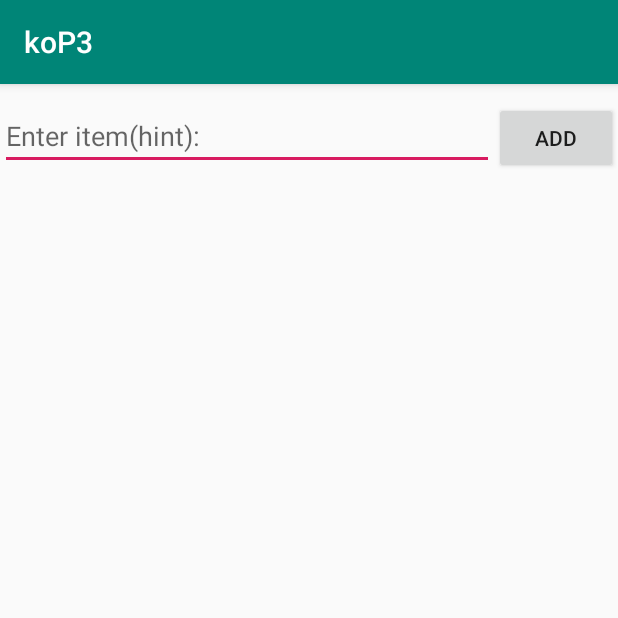
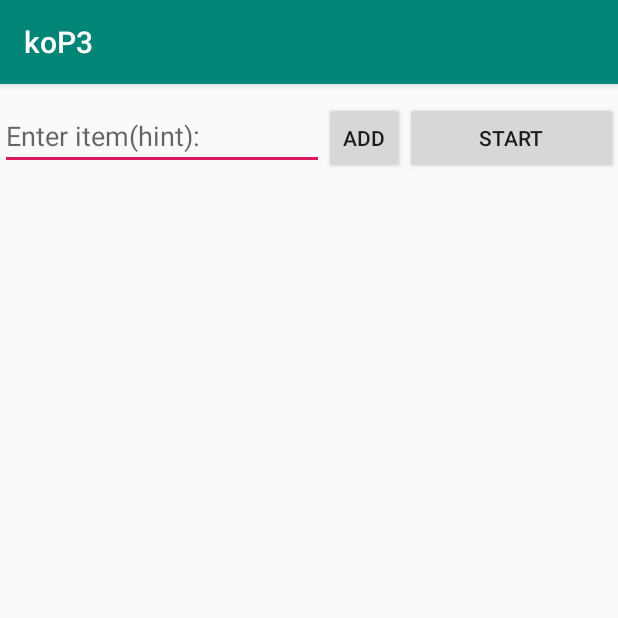
Before and after one commit to IrinaGaidouk/koP3, an Android app: the screen it shows after launch (MainActivity), after a tap on "ADD", on a phone screen of 412 x 824 dp, the top half of it. Run offline under Robolectric (Android 15) with nearby library versions, the phone set to English and light mode, and no system bars.

Commit message:
HomeActivity

```diff
--- a/app/src/main/AndroidManifest.xml
+++ b/app/src/main/AndroidManifest.xml
@@ -9,6 +9,7 @@
         android:roundIcon="@mipmap/ic_launcher_round"
         android:supportsRtl="true"
         android:theme="@style/AppTheme">
+        <activity android:name=".HomeActivity"></activity>
         <activity android:name=".MainActivity">
             <intent-filter>
                 <action android:name="android.intent.action.MAIN" />
--- a/app/src/main/java/com/example/kop3/MainActivity.java
+++ b/app/src/main/java/com/example/kop3/MainActivity.java
@@ -1,5 +1,6 @@
 package com.example.kop3;
 
+import android.content.Intent;
 import android.support.v7.app.AppCompatActivity;
 import android.os.Bundle;
 import android.view.View;
@@ -16,8 +17,10 @@ import java.util.ArrayList;
 public class MainActivity extends AppCompatActivity implements View.OnClickListener, AdapterView.OnItemClickListener {
 
     private EditText itemET;
-    private Button btn;
     private ListView itemsList;
+
+    private Button btn_addItem;
+    private Button btn_Start;
 
     private ArrayList<String> items;
     private ArrayAdapter<String> adapter;
@@ -28,7 +31,8 @@ public class MainActivity extends AppCompatActivity implements View.OnClickListe
         setContentView(R.layout.activity_main);
 
         itemET = findViewById(R.id.item_edit_text);
-        btn = findViewById(R.id.item_btn);
+        btn_addItem = findViewById(R.id.item_btn_additem);
+        btn_Start = findViewById(R.id.item_btn_start);
         itemsList = findViewById(R.id.items_list);
 
         items = FileHelper.readData(this);
@@ -36,14 +40,16 @@ public class MainActivity extends AppCompatActivity implements View.OnClickListe
         adapter = new ArrayAdapter<String>(this, android.R.layout.simple_list_item_1, items);
         itemsList.setAdapter(adapter);
 
-        btn.setOnClickListener(this);
+        btn_addItem.setOnClickListener(this);
         itemsList.setOnItemClickListener(this);
+
+        btn_Start.setOnClickListener(this);
     }
 
     @Override
     public void onClick(View v) {
         switch (v.getId()){
-            case R.id.item_btn:
+            case R.id.item_btn_additem:
                 String itemEntered = itemET.getText().toString();
                 adapter.add(itemEntered);
                 itemET.setText("");
@@ -51,6 +57,10 @@ public class MainActivity extends AppCompatActivity implements View.OnClickListe
                 Toast.makeText(this, "Item Added (toast)", Toast.LENGTH_SHORT).show();
 
                 break;
+
+                case R.id.item_btn_start:
+                Intent intent_to_home = new Intent(this, HomeActivity.class);
+                startActivity(intent_to_home);
 
         }
     }
--- a/app/src/main/res/layout/activity_main.xml
+++ b/app/src/main/res/layout/activity_main.xml
@@ -23,11 +23,18 @@
             android:layout_height="wrap_content" />
 
         <Button
-            android:id="@+id/item_btn"
+            android:id="@+id/item_btn_additem"
             android:text="add"
             android:layout_width="0dp"
             android:layout_weight="1"
             android:layout_height="wrap_content" />
+
+        <Button
+            android:id="@+id/item_btn_start"
+            android:layout_width="wrap_content"
+            android:layout_height="wrap_content"
+            android:layout_weight="1"
+            android:text="Start" />
 
     </LinearLayout>
 
```
Also changed, not shown: app/src/main/java/com/example/kop3/HomeActivity.java (added, +13 -0 lines), app/src/main/res/layout/activity_home.xml (added, +17 -0 lines).
